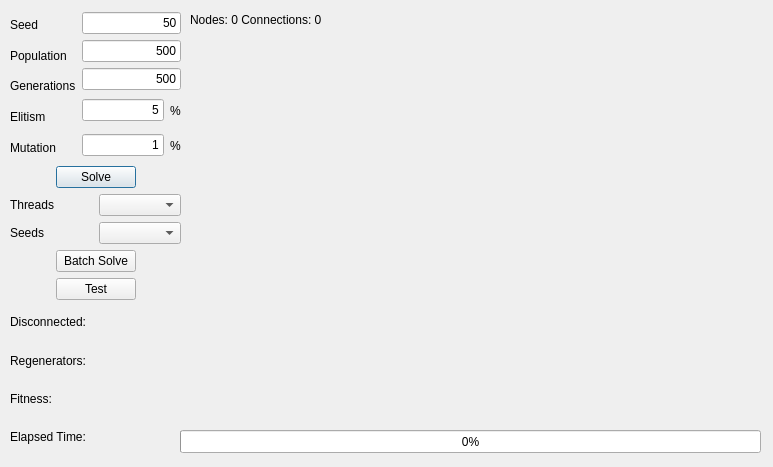
Above: geneticdialog.ui from xQsme/RLP_Qt before the change. Below: the same form after it.
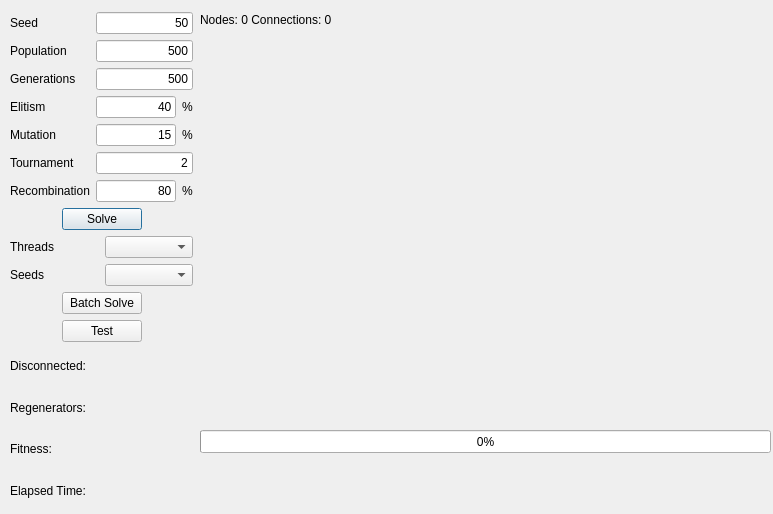
That is the form after the change.

Patch:
```diff
--- a/geneticdialog.ui
+++ b/geneticdialog.ui
@@ -7,7 +7,7 @@
     <x>0</x>
     <y>0</y>
     <width>773</width>
-    <height>467</height>
+    <height>514</height>
    </rect>
   </property>
   <property name="windowTitle">
@@ -16,9 +16,9 @@
   <widget class="QProgressBar" name="progressBar">
    <property name="geometry">
     <rect>
-     <x>180</x>
+     <x>200</x>
      <y>430</y>
-     <width>581</width>
+     <width>571</width>
      <height>23</height>
     </rect>
    </property>
@@ -29,7 +29,7 @@
   <widget class="QLabel" name="labelNodes">
    <property name="geometry">
     <rect>
-     <x>190</x>
+     <x>200</x>
      <y>10</y>
      <width>571</width>
      <height>20</height>
@@ -42,9 +42,9 @@
   <widget class="QWidget" name="gridLayoutWidget">
    <property name="geometry">
     <rect>
-     <x>190</x>
+     <x>200</x>
      <y>27</y>
-     <width>571</width>
+     <width>561</width>
      <height>401</height>
     </rect>
    </property>
@@ -59,8 +59,8 @@
     <rect>
      <x>10</x>
      <y>12</y>
-     <width>171</width>
-     <height>441</height>
+     <width>183</width>
+     <height>496</height>
     </rect>
    </property>
    <layout class="QVBoxLayout" name="verticalLayout_4">
@@ -118,6 +118,26 @@
           </property>
          </widget>
         </item>
+        <item>
+         <widget class="QLabel" name="label_8">
+          <property name="text">
+           <string>Tournament</string>
+          </property>
+          <property name="buddy">
+           <cstring>lineEditMutation</cstring>
+          </property>
+         </widget>
+        </item>
+        <item>
+         <widget class="QLabel" name="label_11">
+          <property name="text">
+           <string>Recombination</string>
+          </property>
+          <property name="buddy">
+           <cstring>lineEditMutation</cstring>
+          </property>
+         </widget>
+        </item>
        </layout>
       </item>
       <item>
@@ -160,7 +180,7 @@
           <item>
            <widget class="QLineEdit" name="lineEditElitism">
             <property name="text">
-             <string>5</string>
+             <string>40</string>
             </property>
             <property name="alignment">
              <set>Qt::AlignRight|Qt::AlignTrailing|Qt::AlignVCenter</set>
@@ -181,7 +201,7 @@
           <item>
            <widget class="QLineEdit" name="lineEditMutation">
             <property name="text">
-             <string>1</string>
+             <string>15</string>
             </property>
             <property name="alignment">
              <set>Qt::AlignRight|Qt::AlignTrailing|Qt::AlignVCenter</set>
@@ -197,6 +217,37 @@
           </item>
          </layout>
         </item>
+        <item>
+         <widget class="QLineEdit" name="lineEditTournament">
+          <property name="text">
+           <string>2</string>
+          </property>
+          <property name="alignment">
+           <set>Qt::AlignRight|Qt::AlignTrailing|Qt::AlignVCenter</set>
+          </property>
+         </widget>
+        </item>
+        <item>
+         <layout class="QHBoxLayout" name="horizontalLayout_9">
+          <item>
+           <widget class="QLineEdit" name="lineEditRecombination">
+            <property name="text">
+             <string>80</string>
+            </property>
+            <property name="alignment">
+             <set>Qt::AlignRight|Qt::AlignTrailing|Qt::AlignVCenter</set>
+            </property>
+           </widget>
+          </item>
+          <item>
+           <widget class="QLabel" name="label_13">
+            <property name="text">
+             <string>%</string>
+            </property>
+           </widget>
+          </item>
+         </layout>
+        </item>
        </layout>
       </item>
      </layout>
```
